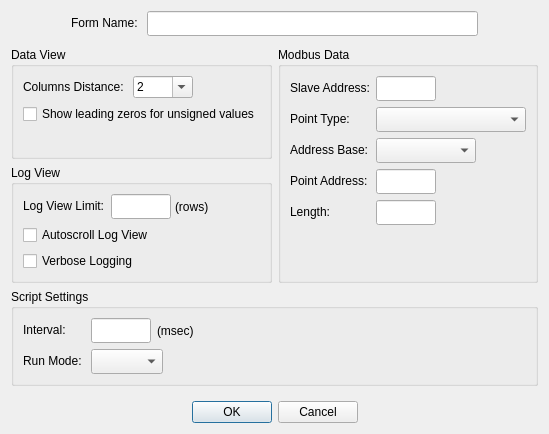
First picture: the form in src/dialogs/dialogdisplaydefinition.ui, repository sanny32/OpenModSim, before the edit.
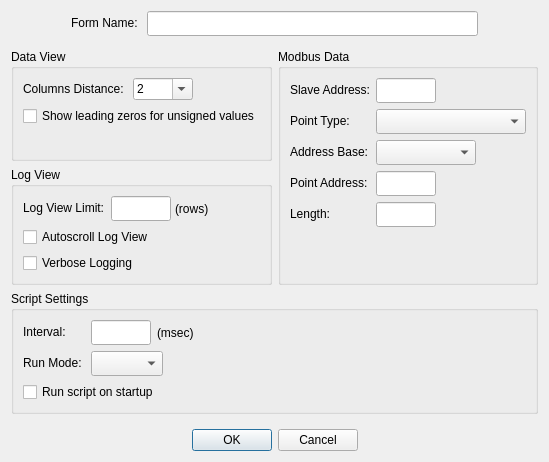
Second picture: the form after the edit. Custom widgets are drawn as their Qt base class.

What changed in the file:
```diff
--- a/src/dialogs/dialogdisplaydefinition.ui
+++ b/src/dialogs/dialogdisplaydefinition.ui
@@ -7,7 +7,7 @@
     <x>0</x>
     <y>0</y>
     <width>537</width>
-    <height>434</height>
+    <height>462</height>
    </rect>
   </property>
   <property name="windowTitle">
@@ -416,6 +416,13 @@
         </property>
        </widget>
       </item>
+      <item row="2" column="0" colspan="2">
+       <widget class="QCheckBox" name="checkBoxRunOnStartup">
+        <property name="text">
+         <string>Run script on startup</string>
+        </property>
+       </widget>
+      </item>
      </layout>
     </widget>
    </item>
```
